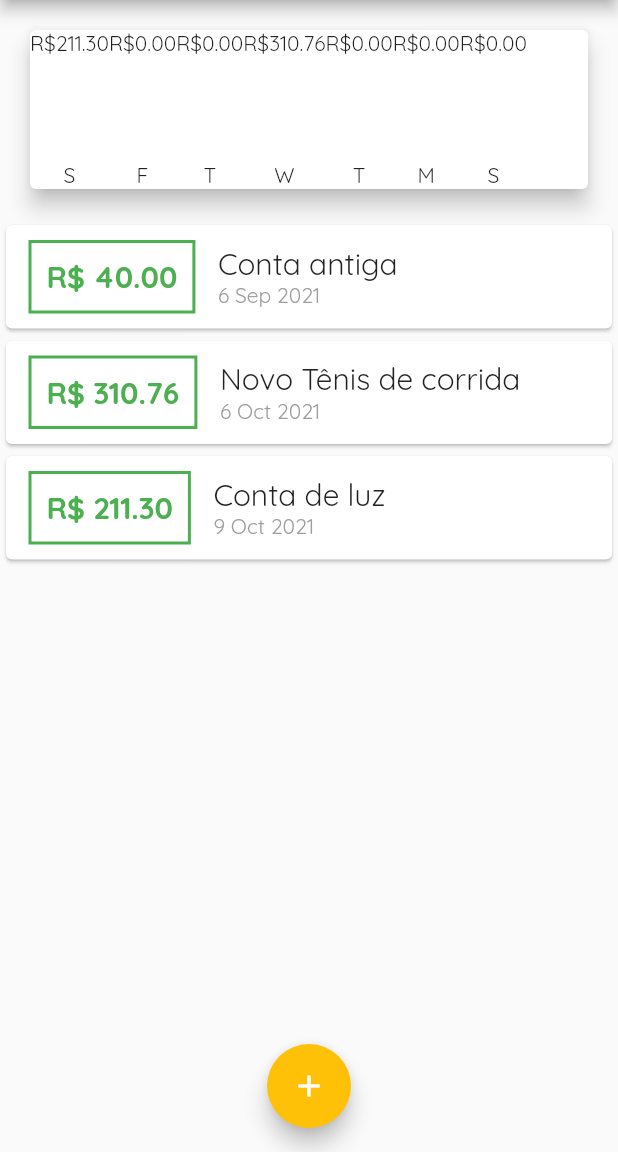
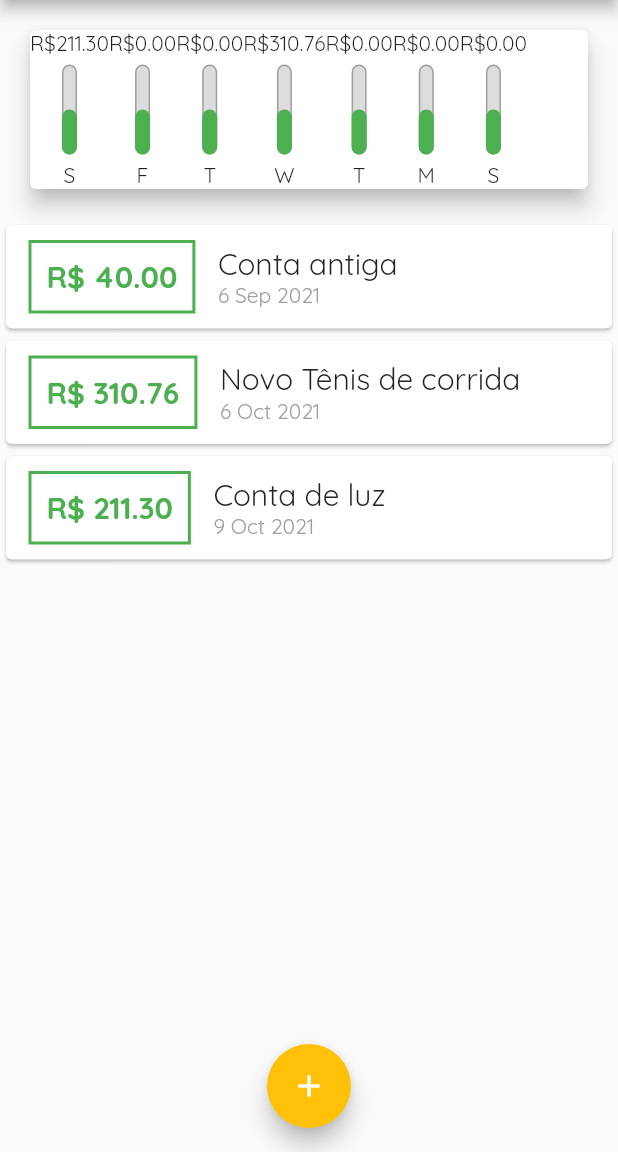
Before and after one commit to DionerWeiss/expenses, a Flutter app: the screen it shows after launch, on a phone screen of 412 x 824 dp, the part 84-1236 px from its top. Run offline on Flutter 3.47's test engine with Material 2 defaults, Android fonts, the phone set to English and light mode, and no system bars.

Commit message:
add chart bar

```diff
--- a/lib/components/chart.dart
+++ b/lib/components/chart.dart
@@ -46,7 +46,7 @@ class Chart extends StatelessWidget {
             .map((tr) => ChartBar(
                   label: tr['day'].toString(),
                   value: tr.cast()['value'],
-                  percentage: 100,
+                  percentage: 0.5,
                 ))
             .toList(),
       ),
--- a/lib/components/chart_bar.dart
+++ b/lib/components/chart_bar.dart
@@ -23,7 +23,30 @@ class ChartBar extends StatelessWidget {
         Container(
           height: 60,
           width: 10,
-          child: null,
+          child: Stack(
+            alignment: Alignment.bottomCenter,
+            children: [
+              Container(
+                decoration: BoxDecoration(
+                  border: Border.all(
+                    color: Colors.grey,
+                    width: 1.0,
+                  ),
+                  color: Color.fromRGBO(220, 220, 220, 1),
+                  borderRadius: BorderRadius.circular(5),
+                ),
+              ),
+              FractionallySizedBox(
+                heightFactor: percentage,
+                child: Container(
+                  decoration: BoxDecoration(
+                    color: Theme.of(context).primaryColor,
+                    borderRadius: BorderRadius.circular(5),
+                  ),
+                ),
+              )
+            ],
+          ),
         ),
         const SizedBox(
           height: 5,
```
